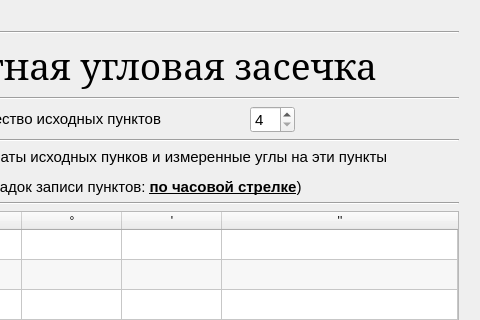
Old version of the form QtRAI/QtRAI/QtRAI.ui in the repository AlSergachev/QtRAI; both pictures show x 211 to 691 and y 0 to 320 of the 691 by 562 pixel window.
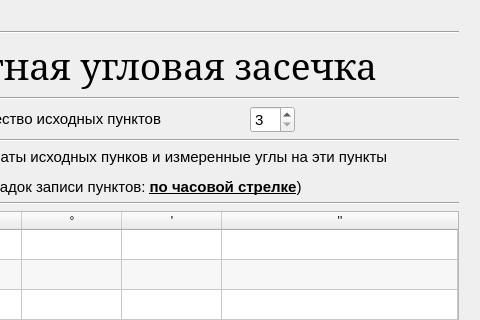
New version of the form.

Patch:
```diff
--- a/QtRAI/QtRAI/QtRAI.ui
+++ b/QtRAI/QtRAI/QtRAI.ui
@@ -10,6 +10,18 @@
     <height>562</height>
    </rect>
   </property>
+  <property name="minimumSize">
+   <size>
+    <width>691</width>
+    <height>562</height>
+   </size>
+  </property>
+  <property name="maximumSize">
+   <size>
+    <width>691</width>
+    <height>562</height>
+   </size>
+  </property>
   <property name="windowTitle">
    <string>QtReverseAngledSerif</string>
   </property>
@@ -108,7 +120,10 @@
           </font>
          </property>
          <property name="minimum">
-          <number>4</number>
+          <number>3</number>
+         </property>
+         <property name="value">
+          <number>3</number>
          </property>
         </widget>
        </item>
```
